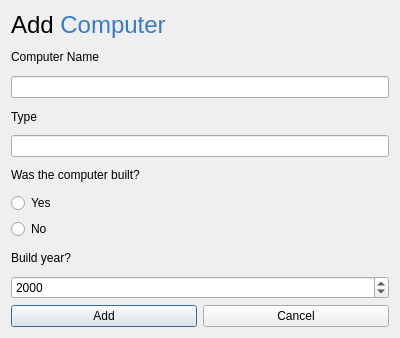
The window that ui/computerdialog.ui (VLN-H7/Skil3) describes before a commit, drawn with Qt 5.
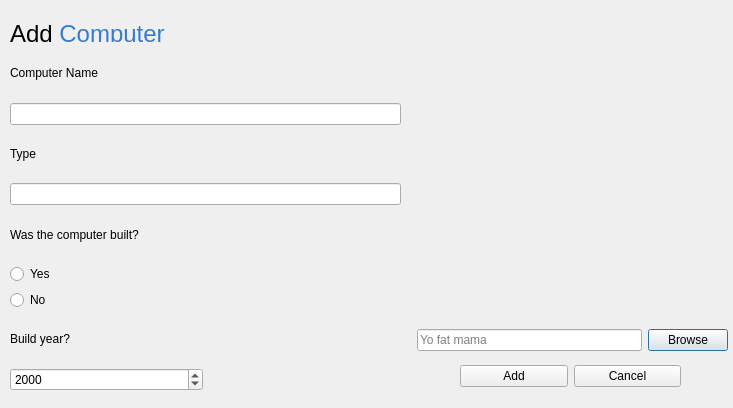
The same window after the commit.

Commit message: added computer image stuff

Patch:
```diff
--- a/ui/computerdialog.ui
+++ b/ui/computerdialog.ui
@@ -6,8 +6,8 @@
    <rect>
     <x>0</x>
     <y>0</y>
-    <width>400</width>
-    <height>338</height>
+    <width>733</width>
+    <height>408</height>
    </rect>
   </property>
   <property name="minimumSize">
@@ -19,41 +19,27 @@
   <property name="windowTitle">
    <string>Dialog</string>
   </property>
-  <layout class="QGridLayout" name="gridLayout">
-   <item row="0" column="0">
-    <widget class="QLabel" name="label_addComputerTitle">
-     <property name="text">
-      <string>&lt;html&gt;&lt;head/&gt;&lt;body&gt;&lt;p&gt;&lt;span style=&quot; font-size:18pt;&quot;&gt;Add &lt;/span&gt;&lt;span style=&quot; font-size:18pt; color:#377BCE;&quot;&gt;Computer&lt;/span&gt;&lt;/p&gt;&lt;/body&gt;&lt;/html&gt;</string>
-     </property>
-    </widget>
-   </item>
-   <item row="1" column="0">
-    <layout class="QHBoxLayout" name="horizontalLayout_3">
-     <item>
-      <widget class="QLabel" name="label_ComputerName">
+  <widget class="QWidget" name="layoutWidget">
+   <property name="geometry">
+    <rect>
+     <x>10</x>
+     <y>50</y>
+     <width>391</width>
+     <height>341</height>
+    </rect>
+   </property>
+   <layout class="QGridLayout" name="gridLayout_3">
+    <item row="3" column="0" colspan="2">
+     <widget class="QLineEdit" name="inputComputerType"/>
+    </item>
+    <item row="7" column="0">
+     <widget class="QLabel" name="label">
        <property name="text">
-        <string>&lt;html&gt;&lt;head/&gt;&lt;body&gt;&lt;p&gt;Computer Name&lt;/p&gt;&lt;/body&gt;&lt;/html&gt;</string>
-       </property>
-       <property name="buddy">
-        <cstring>inputComputerName</cstring>
-       </property>
-      </widget>
-     </item>
-     <item>
-      <widget class="QLabel" name="label_NameError">
-       <property name="text">
-        <string/>
-       </property>
-      </widget>
-     </item>
-    </layout>
+       <string>Build year?</string>
+      </property>
+     </widget>
    </item>
    <item row="2" column="0">
-    <widget class="QLineEdit" name="inputComputerName"/>
-   </item>
-   <item row="3" column="0">
-    <layout class="QHBoxLayout" name="horizontalLayout_2">
-     <item>
       <widget class="QLabel" name="label_ComputerType">
        <property name="text">
         <string>Type</string>
@@ -63,47 +49,35 @@
        </property>
       </widget>
      </item>
-     <item>
-      <widget class="QLabel" name="label_TypeError">
-       <property name="text">
-        <string/>
-       </property>
-      </widget>
-     </item>
-    </layout>
-   </item>
    <item row="4" column="0">
-    <widget class="QLineEdit" name="inputComputerType"/>
-   </item>
-   <item row="5" column="0">
     <widget class="QLabel" name="label_wasComputerBuilt">
      <property name="text">
       <string>Was the computer built?</string>
      </property>
     </widget>
    </item>
-   <item row="6" column="0">
+    <item row="0" column="1">
+     <widget class="QLabel" name="label_NameError">
+      <property name="text">
+       <string/>
+      </property>
+     </widget>
+    </item>
+    <item row="5" column="0">
     <widget class="QRadioButton" name="radioButtonWasBuilt">
      <property name="text">
       <string>Yes</string>
      </property>
     </widget>
    </item>
-   <item row="7" column="0">
-    <widget class="QRadioButton" name="radioButtonNotBuilt">
+    <item row="2" column="1">
+     <widget class="QLabel" name="label_TypeError">
      <property name="text">
-      <string>No</string>
+       <string/>
      </property>
     </widget>
    </item>
    <item row="8" column="0">
-    <widget class="QLabel" name="label">
-     <property name="text">
-      <string>Build year?</string>
-     </property>
-    </widget>
-   </item>
-   <item row="9" column="0">
     <widget class="QDateEdit" name="computerBuildYear">
      <property name="minimumDateTime">
       <datetime>
@@ -130,13 +104,59 @@
      </property>
     </widget>
    </item>
-   <item row="10" column="0">
+    <item row="0" column="0">
+     <widget class="QLabel" name="label_ComputerName">
+      <property name="text">
+       <string>&lt;html&gt;&lt;head/&gt;&lt;body&gt;&lt;p&gt;Computer Name&lt;/p&gt;&lt;/body&gt;&lt;/html&gt;</string>
+      </property>
+      <property name="buddy">
+       <cstring>inputComputerName</cstring>
+      </property>
+     </widget>
+    </item>
+    <item row="1" column="0" colspan="2">
+     <widget class="QLineEdit" name="inputComputerName"/>
+    </item>
+    <item row="6" column="0">
+     <widget class="QRadioButton" name="radioButtonNotBuilt">
+      <property name="text">
+       <string>No</string>
+      </property>
+     </widget>
+    </item>
+   </layout>
+  </widget>
+  <widget class="QLabel" name="label_addComputerTitle">
+   <property name="geometry">
+    <rect>
+     <x>10</x>
+     <y>20</y>
+     <width>381</width>
+     <height>22</height>
+    </rect>
+   </property>
+   <property name="text">
+    <string>&lt;html&gt;&lt;head/&gt;&lt;body&gt;&lt;p&gt;&lt;span style=&quot; font-size:18pt;&quot;&gt;Add &lt;/span&gt;&lt;span style=&quot; font-size:18pt; color:#377BCE;&quot;&gt;Computer&lt;/span&gt;&lt;/p&gt;&lt;/body&gt;&lt;/html&gt;</string>
+   </property>
+  </widget>
+  <widget class="QWidget" name="layoutWidget">
+   <property name="geometry">
+    <rect>
+     <x>460</x>
+     <y>360</y>
+     <width>221</width>
+     <height>32</height>
+    </rect>
+   </property>
     <layout class="QHBoxLayout" name="horizontalLayout">
      <item>
       <widget class="QPushButton" name="pushButton_AddTheComputer">
        <property name="text">
         <string>Add</string>
        </property>
+      <property name="autoDefault">
+       <bool>false</bool>
+      </property>
       </widget>
      </item>
      <item>
@@ -144,21 +164,47 @@
        <property name="text">
         <string>Cancel</string>
        </property>
+      <property name="autoDefault">
+       <bool>false</bool>
+      </property>
       </widget>
      </item>
     </layout>
-   </item>
-  </layout>
- </widget>
- <tabstops>
-  <tabstop>inputComputerName</tabstop>
-  <tabstop>inputComputerType</tabstop>
-  <tabstop>radioButtonWasBuilt</tabstop>
-  <tabstop>radioButtonNotBuilt</tabstop>
-  <tabstop>computerBuildYear</tabstop>
-  <tabstop>pushButton_AddTheComputer</tabstop>
-  <tabstop>pushButton_CancelAdd</tabstop>
- </tabstops>
+  </widget>
+  <widget class="QWidget" name="layoutWidget">
+   <property name="geometry">
+    <rect>
+     <x>417</x>
+     <y>50</y>
+     <width>311</width>
+     <height>301</height>
+    </rect>
+   </property>
+   <layout class="QGridLayout" name="gridLayout_2">
+    <item row="1" column="0">
+     <widget class="QLineEdit" name="inputImage">
+      <property name="placeholderText">
+       <string>Yo fat mama</string>
+      </property>
+     </widget>
+    </item>
+    <item row="1" column="1">
+     <widget class="QPushButton" name="btnImageBrowse">
+      <property name="text">
+       <string>Browse</string>
+      </property>
+     </widget>
+    </item>
+    <item row="0" column="0" colspan="2">
+     <widget class="QLabel" name="lblScientistImage">
+      <property name="text">
+       <string/>
+      </property>
+     </widget>
+    </item>
+   </layout>
+  </widget>
+ </widget>
  <resources/>
  <connections/>
 </ui>
```
Left out of the diff: 4 changed lines with no effect on the pictures. Lines whose indentation alone changed are shown as unchanged. The commit also changes 5 other files.
